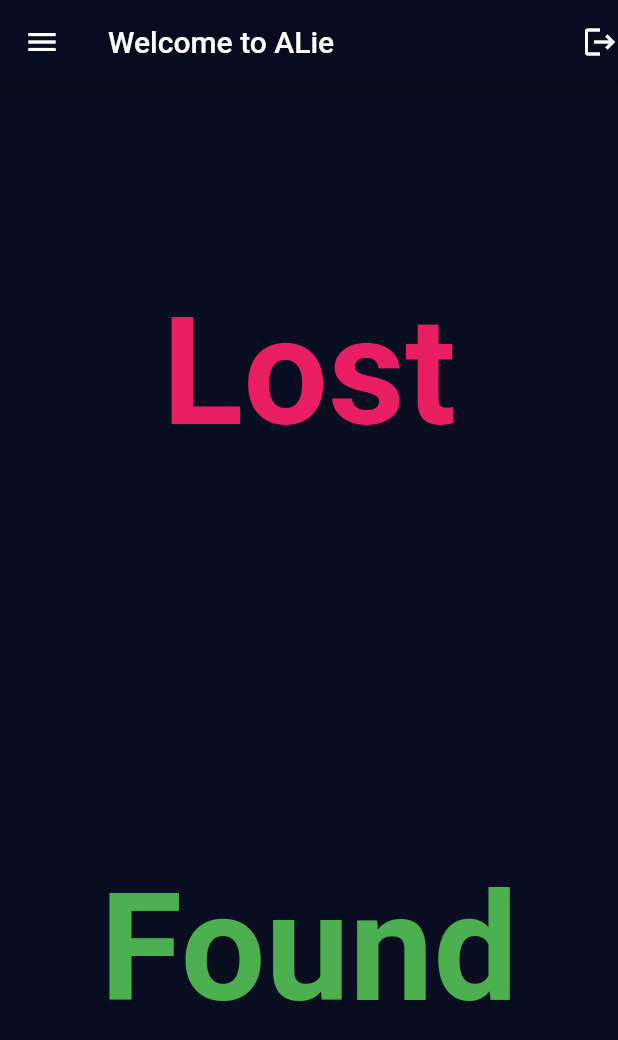
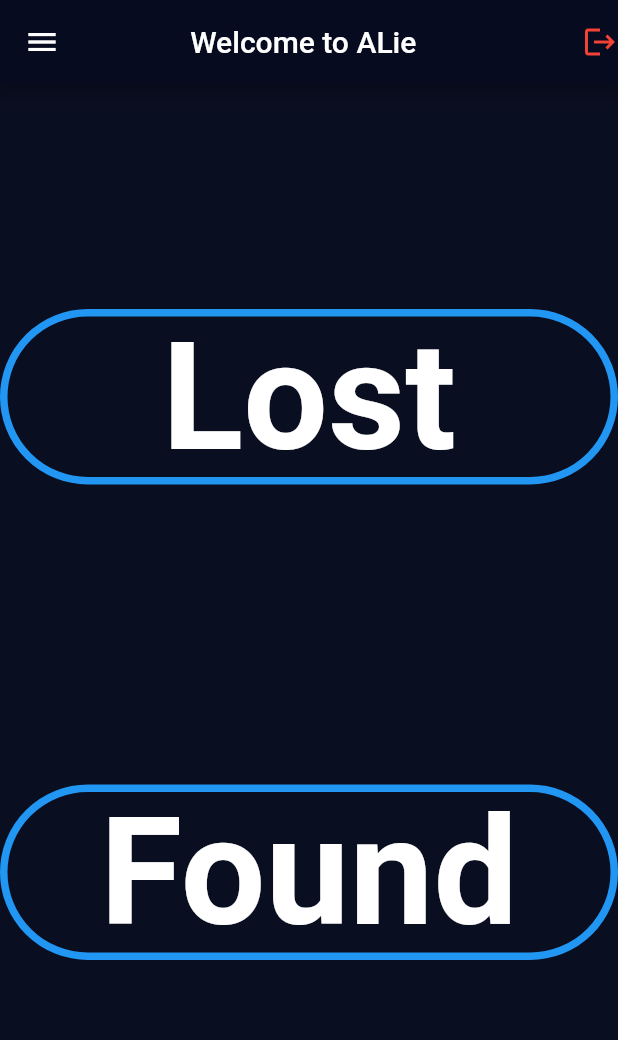
Before and after one commit to bhumika-kalaru/Alie, a Flutter app: the screen it shows once a user with an empty profile is signed in, on a phone screen of 412 x 824 dp. Shown: the top 1040 px of the screen. Run offline on Flutter 3.47's test engine with Material 2 defaults, Android fonts, the light colour scheme and no system bars; our stand-ins replace cloud_firestore, firebase_auth, firebase_core, flutter_signin_button, google_sign_in; accounts and stored records are empty.

Commit message:
Commit after updating UI

```diff
--- a/lib/pages/divertPage.dart
+++ b/lib/pages/divertPage.dart
@@ -25,13 +25,18 @@ class _DivertPageState extends State<DivertPage> {
         child: ListView(
           children: [
             ListTile(
+              tileColor: Colors.blueAccent,
               title: Center(child: Text('Account')),
               onTap: () {
                 Navigator.push(context,
                     MaterialPageRoute(builder: (context) => profile()));
               },
             ),
+            SizedBox(
+              height: 20,
+            ),
             ListTile(
+              tileColor: Colors.blueGrey,
               title: Center(child: Text('Developer Contacts')),
               onTap: () {
                 Navigator.push(context,
@@ -43,10 +48,13 @@ class _DivertPageState extends State<DivertPage> {
       ),
       appBar: AppBar(
         backgroundColor: Color.fromARGB(255, 7, 11, 31),
-        title: Text('Welcome to ALie'),
+        title: Text('           Welcome to ALie'),
         actions: [
           GestureDetector(
-            child: Icon(Icons.logout),
+            child: Icon(
+              Icons.logout,
+              color: Colors.red,
+            ),
             onTap: () {
               setState(() {
                 final provider =
@@ -59,38 +67,48 @@ class _DivertPageState extends State<DivertPage> {
       ),
       body: Column(
         children: [
-          Expanded(
-            child: GestureDetector(
-              onTap: () {
-                Navigator.push(context,
-                    MaterialPageRoute(builder: (context) => lostPage()));
+          SizedBox(
+            height: 150,
+          ),
+          OutlinedButton(
+            onPressed: () {
+              Navigator.push(
+                  context, MaterialPageRoute(builder: (context) => lostPage()));
             },
+            style: OutlinedButton.styleFrom(
+              shape: StadiumBorder(),
+              side: BorderSide(width: 5.0, color: Colors.blue),
+            ),
             child: Center(
                 child: Text(
               'Lost',
               style: TextStyle(
-                    color: Colors.pink,
+                  color: Colors.white,
                   fontSize: 100,
                   fontWeight: FontWeight.bold),
             )),
           ),
+          SizedBox(
+            height: 200,
           ),
-          Expanded(
-            child: GestureDetector(
-              onTap: () {
+          OutlinedButton(
+            onPressed: () {
               Navigator.push(context,
                   MaterialPageRoute(builder: (context) => foundPage()));
             },
+            style: OutlinedButton.styleFrom(
+              shape: StadiumBorder(),
+              side: BorderSide(width: 5.0, color: Colors.blue),
+            ),
             child: Center(
                 child: Text(
               'Found',
               style: TextStyle(
-                    color: Colors.green,
+                  color: Colors.white,
                   fontSize: 100,
                   fontWeight: FontWeight.bold),
             )),
           ),
-          )
         ],
       ),
     );
```
Also changed, not shown: lib/pages/foundPage.dart (+6 -2 lines), lib/pages/lostPage.dart (+6 -2 lines), lib/pages/myProfile.dart (+22 -8 lines), pubspec.yaml (+8 -8 lines). Lines whose indentation alone changed are shown as unchanged.
